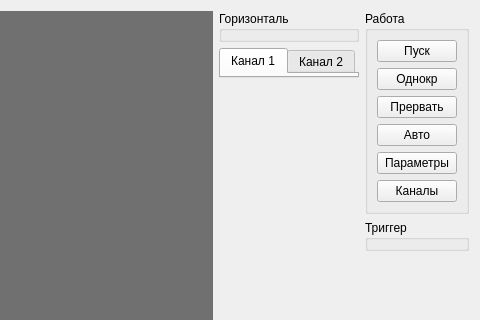
catompiler/QCanDrive, file sdoscopewgt.ui: the form before one commit; both pictures show x 306 to 786 and y 0 to 320 of the 786 by 491 pixel window.
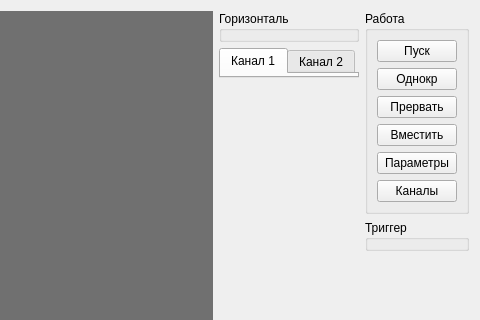
The form after the commit. Custom widgets are drawn as their Qt base class.

Patch:
```diff
--- a/sdoscopewgt.ui
+++ b/sdoscopewgt.ui
@@ -211,7 +211,7 @@
         <item>
          <widget class="QPushButton" name="pbAutoScale">
           <property name="text">
-           <string>Авто</string>
+           <string>Вместить</string>
           </property>
          </widget>
         </item>
```
